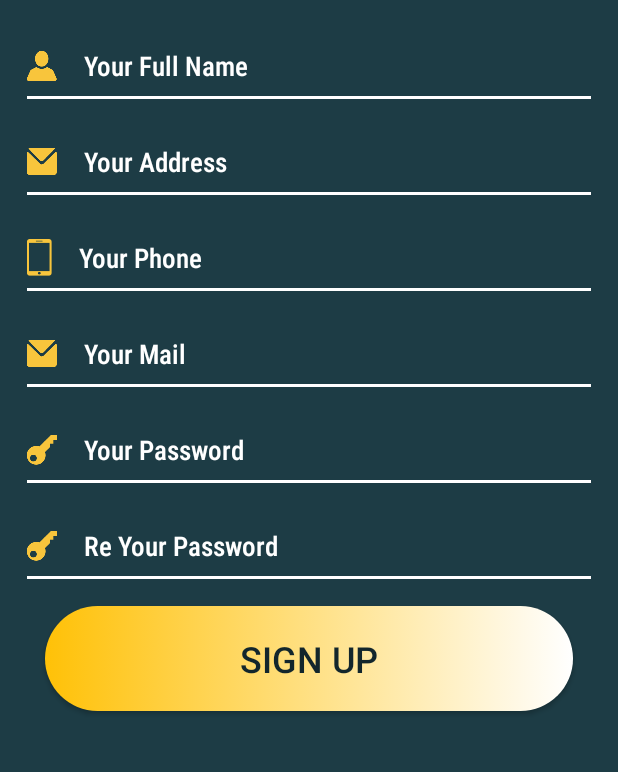
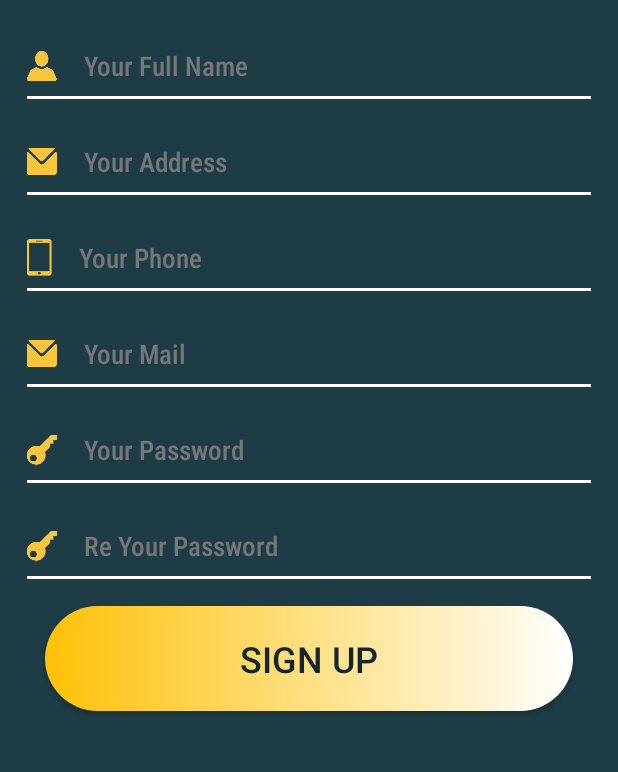
Before and after one commit to Abd-Allah-muhammed-muhammed/UFly, an Android app: the RegistrationFragment screen opened directly, with no data from a screen before it, after a tap on "SIGN UP", on a phone screen of 412 x 824 dp, the part 284-1056 px from its top. Run offline under Robolectric (Android 15) with nearby library versions, the phone set to English and light mode, and no system bars; our stand-ins replace data binding; 1 other tap on this screen came first.

Commit message:
Sign Up xml start

```diff
--- a/app/src/main/java/com/abdallah/ufly/registration/RegistrationFragment.java
+++ b/app/src/main/java/com/abdallah/ufly/registration/RegistrationFragment.java
@@ -40,7 +40,6 @@ public class RegistrationFragment extends Fragment {
     public View onCreateView(@NonNull LayoutInflater inflater, @Nullable ViewGroup container,
                              @Nullable Bundle savedInstanceState)
     {
-        fullScreen(getActivity());
         binding = DataBindingUtil.inflate(inflater, R.layout.registration_fragment, container, false);
         binding.setLifecycleOwner(this);
         mViewModel = ViewModelProviders.of(this).get(RegistrationViewModel.class);
--- a/app/src/main/java/com/abdallah/ufly/registration/sign_up/SignUpFragment.java
+++ b/app/src/main/java/com/abdallah/ufly/registration/sign_up/SignUpFragment.java
@@ -1,5 +1,7 @@
 package com.abdallah.ufly.registration.sign_up;
 
+import androidx.databinding.DataBindingUtil;
+import androidx.databinding.ViewDataBinding;
 import androidx.lifecycle.ViewModelProviders;
 
 import android.os.Bundle;
@@ -13,12 +15,17 @@ import android.view.View;
 import android.view.ViewGroup;
 
 import com.abdallah.ufly.R;
+import com.abdallah.ufly.databinding.SignUpFragmentBinding;
+import com.abdallah.ufly.model.SignUp;
+import com.abdallah.ufly.registration.RegistrationViewModel;
 
 
 public class SignUpFragment extends Fragment {
 
 
     private SignUpViewModel mViewModel;
+    private SignUp signUp;
+    SignUpFragmentBinding binding;
 
     public static SignUpFragment newInstance() {
         return new SignUpFragment();
@@ -27,16 +34,19 @@ public class SignUpFragment extends Fragment {
     @Override
     public View onCreateView(@NonNull LayoutInflater inflater, @Nullable ViewGroup container,
                              @Nullable Bundle savedInstanceState) {
-        return inflater.inflate(R.layout.sign_up_fragment, container, false);
+
+         binding = DataBindingUtil.inflate(inflater, R.layout.sign_up_fragment, container, false);
+        binding.setLifecycleOwner(this);
+        mViewModel = ViewModelProviders.of(this).get(SignUpViewModel.class);
+
+        binding.setSign(mViewModel);
+
+
+
+
+        return binding.getRoot();
     }
 
-    @Override
-    public void onActivityCreated(@Nullable Bundle savedInstanceState) {
-        super.onActivityCreated(savedInstanceState);
-        mViewModel = ViewModelProviders.of(this).get(SignUpViewModel.class);
-        // TODO: Use the ViewModel
 
 
-    }
-
 }
--- a/app/src/main/java/com/abdallah/ufly/registration/sign_up/SignUpViewModel.java
+++ b/app/src/main/java/com/abdallah/ufly/registration/sign_up/SignUpViewModel.java
@@ -1,7 +1,23 @@
 package com.abdallah.ufly.registration.sign_up;
 
+import android.view.View;
+
+import androidx.lifecycle.MutableLiveData;
 import androidx.lifecycle.ViewModel;
 
+import com.abdallah.ufly.model.SignUp;
+
 public class SignUpViewModel extends ViewModel {
-    // TODO: Implement the ViewModel
+
+
+    SignUp signUp ;
+   public MutableLiveData<String> fullName = new MutableLiveData<>();
+
+
+    public void onClick(){
+
+
+
+    }
+
 }
--- /dev/null
+++ b/app/src/main/java/com/abdallah/ufly/retrofit/Api.java
@@ -0,0 +1,4 @@
+package com.abdallah.ufly.retrofit;
+
+public interface Api {
+}
--- a/app/src/main/res/layout/sign_up_fragment.xml
+++ b/app/src/main/res/layout/sign_up_fragment.xml
@@ -6,6 +6,9 @@
 
     <data>
 
+        <variable
+            name="sign"
+            type="com.abdallah.ufly.registration.sign_up.SignUpViewModel" />
 
     </data>
 
@@ -39,10 +42,11 @@
 
 
         <EditText
+            android:text="@{sign.fullName}"
             android:textColor="@color/white"
             android:drawablePadding="@dimen/_18"
-            android:textColorHint="@color/white"
-            android:hint="Your Full Name"
+            android:textColorHint="@color/dot_dark_screen1"
+            android:hint="@string/your_full_name"
             android:id="@+id/et_name"
             android:fontFamily="sans-serif-condensed-medium"
             android:layout_marginTop="@dimen/_24"
@@ -70,7 +74,7 @@
             android:inputType="textPostalAddress"
             android:textColor="@color/white"
             android:drawablePadding="@dimen/_18"
-            android:textColorHint="@color/white"
+            android:textColorHint="@color/dot_dark_screen1"
             android:hint="@string/your_address"
             android:fontFamily="sans-serif-condensed-medium"
             android:id="@+id/et_address"
@@ -102,7 +106,7 @@
             android:inputType="phone"
             android:textColor="@color/white"
             android:drawablePadding="@dimen/_18"
-            android:textColorHint="@color/white"
+            android:textColorHint="@color/dot_dark_screen1"
             android:hint="@string/your_phone"
             android:fontFamily="sans-serif-condensed-medium"
             android:id="@+id/et_phone"
@@ -141,7 +145,8 @@
             android:fontFamily="sans-serif-condensed-medium"
             android:hint="@string/your_mail"
             android:textColor="@color/white"
-            android:textColorHint="@color/white" />
+            android:textColorHint="@color/dot_dark_screen1"
+            />
 
         <TextView
             android:id="@+id/view_mail"
@@ -159,7 +164,7 @@
             android:inputType="textPassword"
             android:textColor="@color/white"
             android:drawablePadding="@dimen/_18"
-            android:textColorHint="@color/white"
+            android:textColorHint="@color/dot_dark_screen1"
             android:hint="@string/your_password"
             android:fontFamily="sans-serif-condensed-medium"
             android:id="@+id/et_password"
@@ -187,7 +192,8 @@
             android:inputType="textPassword"
             android:textColor="@color/white"
             android:drawablePadding="@dimen/_18"
-            android:textColorHint="@color/white"
+            android:textColorHint="@color/dot_dark_screen1"
+
             android:hint="@string/re_your_password"
             android:fontFamily="sans-serif-condensed-medium"
             android:id="@+id/et_re_password"
@@ -211,6 +217,7 @@
             />
 
         <Button
+            android:onClick="@{() -> sign.onClick()}"
             android:id="@+id/btn_sign_up_2"
             android:layout_width="match_parent"
             android:layout_height="@dimen/_70"
--- a/app/src/main/res/values/strings.xml
+++ b/app/src/main/res/values/strings.xml
@@ -20,5 +20,6 @@
     <string name="re_your_password">Re Your Password</string>
     <string name="your_mail">Your Mail</string>
     <string name="your_address">Your Address</string>
+    <string name="your_full_name">Your Full Name</string>
 
 </resources>
```
Also changed, not shown: app/build.gradle (+8 -0 lines), app/src/main/java/com/abdallah/ufly/model/SignUp.java (added, +16 -0 lines), app/src/main/java/com/abdallah/ufly/retrofit/ApiClient.java (added, +20 -0 lines), app/src/main/res/layout/item_trip.xml (added, +7 -0 lines).
